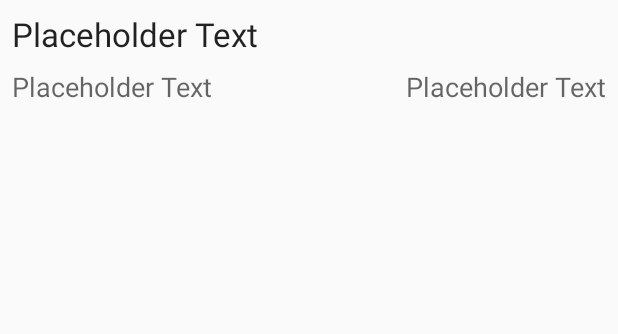
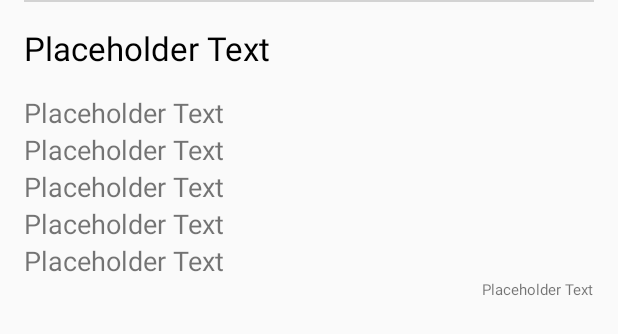
Before and after one commit to lormico/quiz-farmacia, an Android app: the layout list_item_question.xml on its own in the app's theme, with its tools: preview values and no code run, on a phone screen of 412 x 824 dp. Shown: the top 334 px of the screen. Run offline under Robolectric (Android 15) with nearby library versions, the phone set to English and light mode, and no system bars.

Commit message:
Made questions in archive collapsible:
now showing all answers, the correct one is highlighted in green

```diff
--- a/app/src/main/java/com/github/lormico/quizfarmacia/ui/archive/ArchiveFragmentStateAdapter.java
+++ b/app/src/main/java/com/github/lormico/quizfarmacia/ui/archive/ArchiveFragmentStateAdapter.java
@@ -6,8 +6,6 @@ import androidx.annotation.NonNull;
 import androidx.fragment.app.Fragment;
 import androidx.lifecycle.ViewModelProvider;
 import androidx.viewpager2.adapter.FragmentStateAdapter;
-
-import com.github.lormico.quizfarmacia.persistence.Question;
 
 import java.util.ArrayList;
 import java.util.List;
@@ -21,7 +19,7 @@ import java.util.Map;
 public class ArchiveFragmentStateAdapter extends FragmentStateAdapter {
 
     private List<String> mSubjects;
-    private Map<String, ArrayList<Question>> mQuestionsBySubjectMap;
+    private Map<String, ArrayList<QuestionViewModel.QuestionItem>> mQuestionsBySubjectMap;
 
     /**
      * Costruttore che oltre al comportamento della superclasse carica
@@ -49,7 +47,7 @@ public class ArchiveFragmentStateAdapter extends FragmentStateAdapter {
         Fragment fragment = new SubjectFragment();
 
         String subject = mSubjects.get(position);
-        ArrayList<Question> questions = mQuestionsBySubjectMap.get(subject);
+        ArrayList<QuestionViewModel.QuestionItem> questions = mQuestionsBySubjectMap.get(subject);
 
         Bundle args = new Bundle();
         args.putSerializable(SubjectFragment.QUESTIONS, questions);
--- a/app/src/main/res/layout/list_item_question.xml
+++ b/app/src/main/res/layout/list_item_question.xml
@@ -1,42 +1,78 @@
 <?xml version="1.0" encoding="utf-8"?>
-<androidx.constraintlayout.widget.ConstraintLayout xmlns:android="http://schemas.android.com/apk/res/android"
-    xmlns:app="http://schemas.android.com/apk/res-auto"
+<LinearLayout xmlns:android="http://schemas.android.com/apk/res/android"
     android:layout_width="match_parent"
-    android:layout_height="wrap_content">
+    android:layout_height="wrap_content"
+    android:background="#fafafa"
+    android:orientation="vertical"
+    android:paddingStart="16dp"
+    android:paddingLeft="16dp"
+    android:paddingEnd="16dp"
+    android:paddingBottom="16dp">
+
+    <View
+        android:id="@+id/item_divider"
+        android:layout_width="match_parent"
+        android:layout_height="1dp"
+        android:layout_marginBottom="16dp"
+        android:background="#D3D3D3" />
 
     <TextView
         android:id="@+id/list_item_question_text"
         android:layout_width="wrap_content"
         android:layout_height="wrap_content"
-        android:layout_marginStart="8dp"
-        android:layout_marginTop="8dp"
-        android:layout_marginBottom="8dp"
-        android:text="@string/placeholder_text"
-        android:textAppearance="@style/TextAppearance.AppCompat.Large"
-        app:layout_constraintBottom_toTopOf="@+id/list_item_question_solution"
-        app:layout_constraintStart_toStartOf="parent"
-        app:layout_constraintTop_toTopOf="parent" />
+        android:textColor="#000"
+        android:textSize="22sp"
+        android:text="@string/placeholder_text" />
+
+    <LinearLayout
+        android:id="@+id/list_item_question_collapsible_item"
+        android:layout_width="match_parent"
+        android:layout_height="wrap_content"
+        android:layout_marginTop="16dp"
+        android:orientation="vertical">
 
         <TextView
-        android:id="@+id/list_item_question_solution"
+            android:id="@+id/list_item_question_answer_a"
             android:layout_width="wrap_content"
             android:layout_height="wrap_content"
-        android:layout_marginStart="8dp"
-        android:layout_marginEnd="16dp"
-        android:layout_marginBottom="8dp"
             android:text="@string/placeholder_text"
-        android:textAppearance="@style/TextAppearance.AppCompat.Medium"
-        app:layout_constraintBottom_toBottomOf="parent"
-        app:layout_constraintStart_toStartOf="parent" />
+            android:textSize="18sp"/>
+
+        <TextView
+            android:id="@+id/list_item_question_answer_b"
+            android:layout_width="wrap_content"
+            android:layout_height="wrap_content"
+            android:text="@string/placeholder_text"
+            android:textSize="18sp"/>
+
+        <TextView
+            android:id="@+id/list_item_question_answer_c"
+            android:layout_width="wrap_content"
+            android:layout_height="wrap_content"
+            android:text="@string/placeholder_text"
+            android:textSize="18sp"/>
+
+        <TextView
+            android:id="@+id/list_item_question_answer_d"
+            android:layout_width="wrap_content"
+            android:layout_height="wrap_content"
+            android:text="@string/placeholder_text"
+            android:textSize="18sp"/>
+
+        <TextView
+            android:id="@+id/list_item_question_answer_e"
+            android:layout_width="wrap_content"
+            android:layout_height="wrap_content"
+            android:text="@string/placeholder_text"
+            android:textSize="18sp" />
 
         <TextView
             android:id="@+id/list_item_question_id"
             android:layout_width="wrap_content"
             android:layout_height="wrap_content"
-        android:layout_marginEnd="8dp"
-        android:layout_marginBottom="8dp"
             android:text="@string/placeholder_text"
-        android:textAppearance="@style/TextAppearance.AppCompat.Medium"
-        app:layout_constraintBottom_toBottomOf="parent"
-        app:layout_constraintEnd_toEndOf="parent" />
-</androidx.constraintlayout.widget.ConstraintLayout>
+            android:layout_gravity="right"
+            android:textSize="10sp"/>
+
+    </LinearLayout>
+</LinearLayout>
--- a/app/src/main/res/values/colors.xml
+++ b/app/src/main/res/values/colors.xml
@@ -3,4 +3,5 @@
     <color name="colorPrimary">#6200EE</color>
     <color name="colorPrimaryDark">#3700B3</color>
     <color name="colorAccent">#03DAC5</color>
+    <color name="colorCorrect">#1FAA00</color>
 </resources>
```
Also changed, not shown: app/src/main/java/com/github/lormico/quizfarmacia/ui/archive/QuestionRecyclerViewAdapter.java (+54 -20 lines), app/src/main/java/com/github/lormico/quizfarmacia/ui/archive/QuestionViewModel.java (+46 -3 lines). Lines whose indentation alone changed are shown as unchanged.
